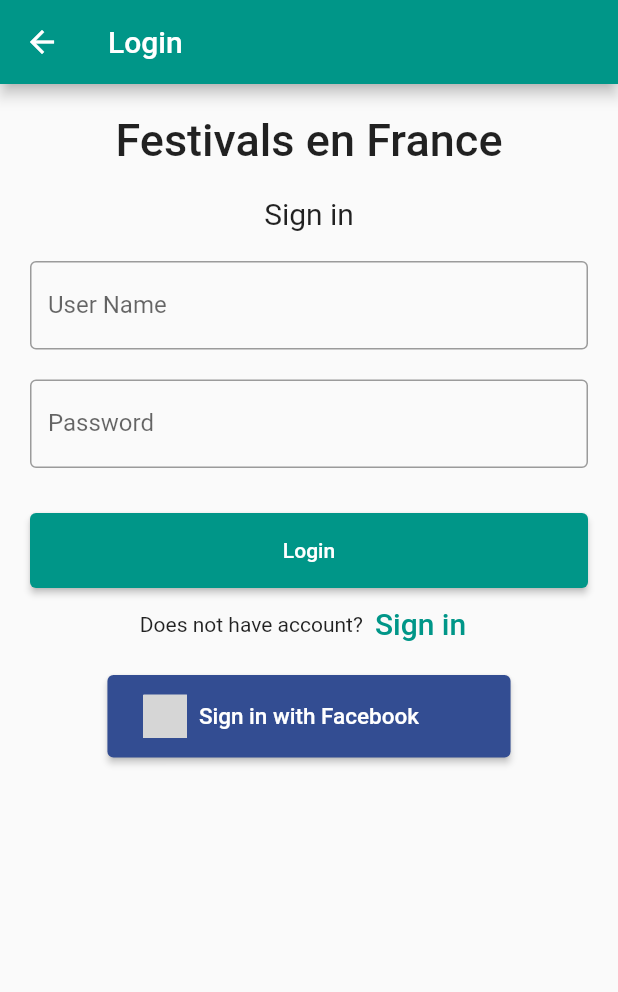
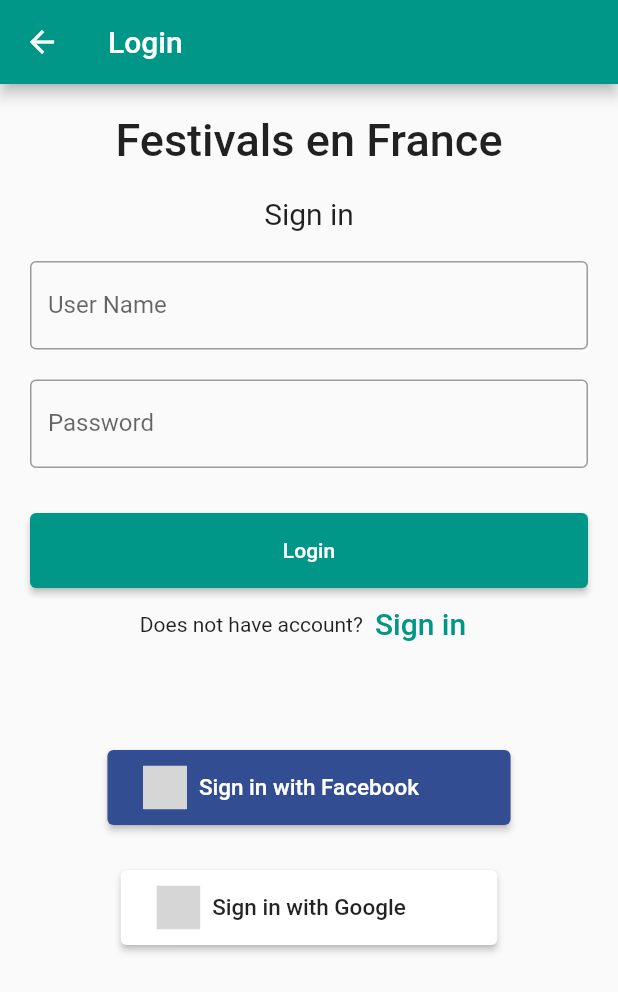
Before and after one commit to ErikaMiklos/zhack_a_front_mobile, a Flutter app: the screen it shows after launch, after a tap on "Login", on a phone screen of 412 x 824 dp. Shown: the top 992 px of the screen. Run offline on Flutter 3.47's test engine with Material 2 defaults, Android fonts, the light colour scheme and no system bars; drawn by our look-alikes of social_login_buttons; our stand-ins replace bloc, carousel_slider, flutter_bloc; network calls fail; grey boxes are pictures that could not be loaded.

Commit message:
ajout google login button

```diff
--- a/lib/ui/widgets/carousel.widget.dart
+++ b/lib/ui/widgets/carousel.widget.dart
@@ -30,7 +30,7 @@
       },
         options: CarouselOptions(
           height: 200,
-          autoPlay: false,
+          autoPlay: true,
           autoPlayInterval: const Duration(seconds: 3),
           autoPlayAnimationDuration: const Duration(milliseconds: 600)
         ),
--- a/lib/ui/widgets/login.widget.dart
+++ b/lib/ui/widgets/login.widget.dart
@@ -87,16 +87,33 @@
                 ),
               ],
             ),
-            const SizedBox(height: 10,),
-            Row(
-                mainAxisAlignment: MainAxisAlignment.center,
-              children: <Widget>[
-              SocialLoginButton(
-                buttonType: SocialLoginButtonType.facebook,
-                onPressed: () {},
+            const SizedBox(height: 60,),
+            Expanded(
+              child: Align(
+                alignment: Alignment.bottomCenter,
+                child: Column(
+                  children: <Widget>[
+                    Container(
+                      height: 50,
+                      padding: const EdgeInsets.fromLTRB(10, 0, 10, 0),
+                      child: SocialLoginButton(
+                        buttonType: SocialLoginButtonType.facebook,
+                        onPressed: () {},
+                      ),
+                    ),
+                    const SizedBox(height: 30,),
+                    Container(
+                      height: 50,
+                      padding: const EdgeInsets.fromLTRB(10, 0, 10, 0),
+                      child: SocialLoginButton(
+                        buttonType: SocialLoginButtonType.google,
+                        onPressed: () {},
+                      ),
+                    ),
+                  ],
+                ),
               ),
-              ]
-            )
+            ),
           ],
         ));
   }
```
